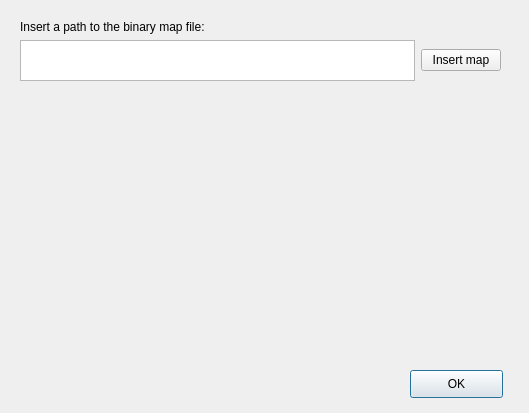
First picture: the form in Simulation/binarymapwindow.ui, repository michal234/Flow_Simluation_Window_App, before the edit.
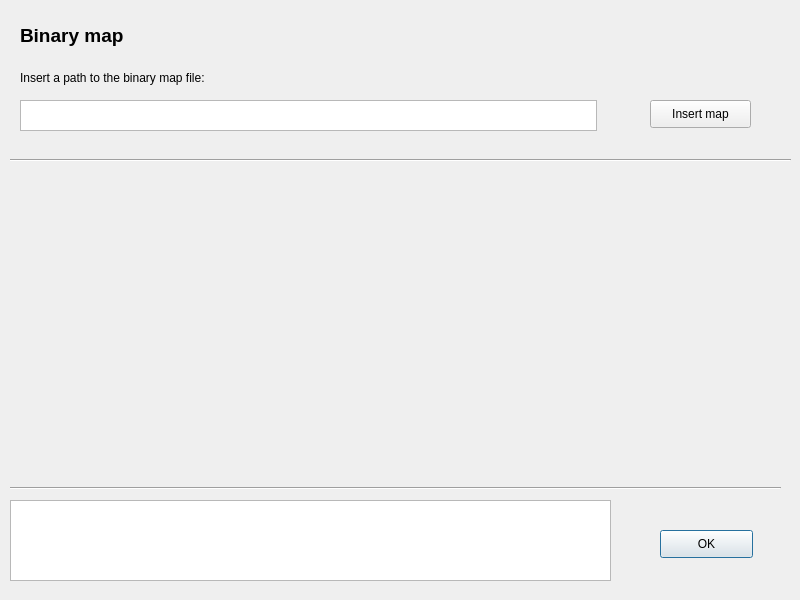
Second picture: the form after the edit.

Diff of the .ui file:
```diff
--- a/Simulation/binarymapwindow.ui
+++ b/Simulation/binarymapwindow.ui
@@ -6,8 +6,8 @@
    <rect>
     <x>0</x>
     <y>0</y>
-    <width>529</width>
-    <height>413</height>
+    <width>800</width>
+    <height>600</height>
    </rect>
   </property>
   <property name="windowTitle">
@@ -16,8 +16,8 @@
   <widget class="QPushButton" name="pushButton_2">
    <property name="geometry">
     <rect>
-     <x>410</x>
-     <y>370</y>
+     <x>660</x>
+     <y>530</y>
      <width>93</width>
      <height>28</height>
     </rect>
@@ -26,46 +26,13 @@
     <string>OK</string>
    </property>
   </widget>
-  <widget class="QWidget" name="layoutWidget">
-   <property name="geometry">
-    <rect>
-     <x>20</x>
-     <y>20</y>
-     <width>481</width>
-     <height>61</height>
-    </rect>
-   </property>
-   <layout class="QVBoxLayout" name="verticalLayout">
-    <item>
-     <widget class="QLabel" name="label">
-      <property name="text">
-       <string>Insert a path to the binary map file:</string>
-      </property>
-     </widget>
-    </item>
-    <item>
-     <layout class="QHBoxLayout" name="horizontalLayout">
-      <item>
-       <widget class="QTextEdit" name="textEdit"/>
-      </item>
-      <item>
-       <widget class="QPushButton" name="pushButton">
-        <property name="text">
-         <string>Insert map</string>
-        </property>
-       </widget>
-      </item>
-     </layout>
-    </item>
-   </layout>
-  </widget>
   <widget class="QLabel" name="label_pic">
    <property name="geometry">
     <rect>
      <x>30</x>
-     <y>140</y>
-     <width>461</width>
-     <height>211</height>
+     <y>180</y>
+     <width>741</width>
+     <height>271</height>
     </rect>
    </property>
    <property name="text">
@@ -76,13 +43,102 @@
    <property name="geometry">
     <rect>
      <x>20</x>
-     <y>90</y>
-     <width>471</width>
+     <y>20</y>
+     <width>401</width>
+     <height>31</height>
+    </rect>
+   </property>
+   <property name="font">
+    <font>
+     <pointsize>14</pointsize>
+     <weight>75</weight>
+     <bold>true</bold>
+    </font>
+   </property>
+   <property name="text">
+    <string>Binary map</string>
+   </property>
+  </widget>
+  <widget class="Line" name="line">
+   <property name="geometry">
+    <rect>
+     <x>10</x>
+     <y>150</y>
+     <width>781</width>
      <height>20</height>
     </rect>
    </property>
+   <property name="orientation">
+    <enum>Qt::Horizontal</enum>
+   </property>
+  </widget>
+  <widget class="Line" name="line_2">
+   <property name="geometry">
+    <rect>
+     <x>10</x>
+     <y>480</y>
+     <width>771</width>
+     <height>16</height>
+    </rect>
+   </property>
+   <property name="orientation">
+    <enum>Qt::Horizontal</enum>
+   </property>
+  </widget>
+  <widget class="QTextEdit" name="textEdit_info">
+   <property name="geometry">
+    <rect>
+     <x>10</x>
+     <y>500</y>
+     <width>601</width>
+     <height>81</height>
+    </rect>
+   </property>
+  </widget>
+  <widget class="QLabel" name="label">
+   <property name="geometry">
+    <rect>
+     <x>20</x>
+     <y>70</y>
+     <width>251</width>
+     <height>16</height>
+    </rect>
+   </property>
+   <property name="font">
+    <font>
+     <pointsize>9</pointsize>
+    </font>
+   </property>
    <property name="text">
-    <string/>
+    <string>Insert a path to the binary map file:</string>
+   </property>
+  </widget>
+  <widget class="QTextEdit" name="textEdit">
+   <property name="geometry">
+    <rect>
+     <x>20</x>
+     <y>100</y>
+     <width>577</width>
+     <height>31</height>
+    </rect>
+   </property>
+  </widget>
+  <widget class="QPushButton" name="pushButton">
+   <property name="geometry">
+    <rect>
+     <x>650</x>
+     <y>100</y>
+     <width>101</width>
+     <height>28</height>
+    </rect>
+   </property>
+   <property name="font">
+    <font>
+     <pointsize>9</pointsize>
+    </font>
+   </property>
+   <property name="text">
+    <string>Insert map</string>
    </property>
   </widget>
  </widget>
```
Left out of the diff: 2 changed lines with no effect on the pictures.
